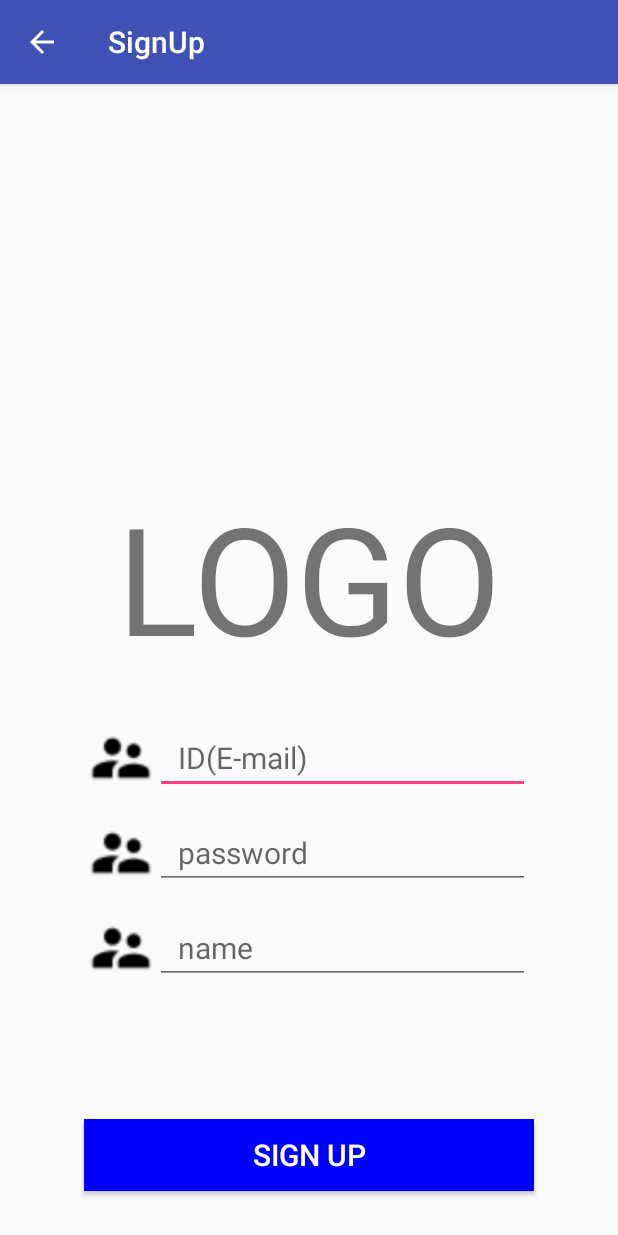
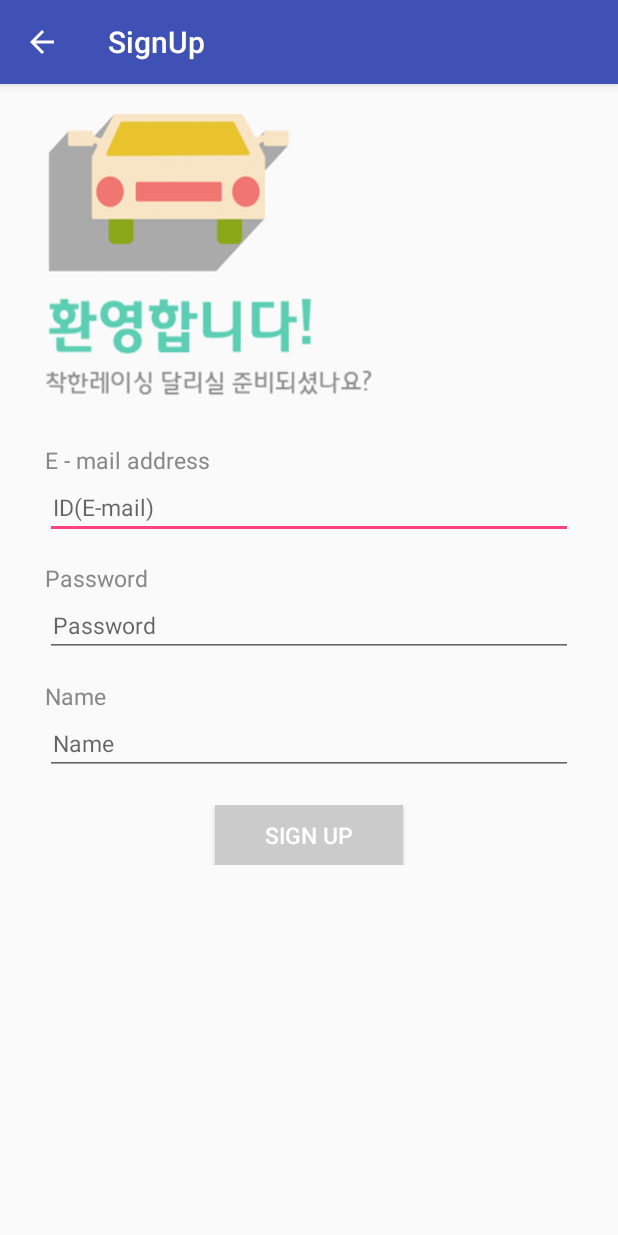
Before and after one commit to 1hanhb/Racing3, an Android app: the SignUpActivity screen opened directly, with no data from a screen before it, on a phone screen of 412 x 824 dp. Run offline under Robolectric (Android 15) with nearby library versions, the phone set to English and light mode, and no system bars; libraries missing offline, so code that uses them is left out: com.facebook, com.facebook.appevents, com.facebook.share, com.kakao.kakaolink, com.kakao.util.

Commit message:
2017.04.07 프로필 사진 완료 + 로딩화면 추가 2017.04.08 이미지 겹치기 추가 2017.04.09 트위터 라인 인스타 공유 추가 2017.04.10 로그인, 회원가입 기능 추가 + 점수측정 기능 추가 2017.04.11 인텐트 완료 + 테두리 이미지 추가

```diff
--- a/app/src/main/java/com/example/munak/comptest/SignUpActivity.java
+++ b/app/src/main/java/com/example/munak/comptest/SignUpActivity.java
@@ -48,6 +48,7 @@ public class SignUpActivity extends AppCompatActivity {
                 Player player = new Player(name, email, password);
 
                 createDatabase(DBNAME);
+
                 if(insertData(PLAYERTABLE,player)) {
                     queryData();
                     Intent signUpToLoginIntent = new Intent(SignUpActivity.this, LoginActivity.class);
--- a/app/src/main/res/layout/activity_record.xml
+++ b/app/src/main/res/layout/activity_record.xml
@@ -9,7 +9,8 @@
         android:layout_width="match_parent"
         android:layout_height="match_parent"
         android:gravity="center"
+        android:id="@+id/recordText"
         android:text="This page is Record Page"
-        android:textSize="50dp"/>
+        android:textSize="10dp"/>
 
 </LinearLayout>
--- a/app/src/main/res/layout/activity_sign_up.xml
+++ b/app/src/main/res/layout/activity_sign_up.xml
@@ -3,94 +3,111 @@
     android:orientation="vertical"
     android:layout_width="match_parent"
     android:layout_height="match_parent"
-    android:gravity="bottom">
+    android:gravity="top">
 
-    <TextView
-        android:layout_width="match_parent"
-        android:layout_height="wrap_content"
-        android:text="LOGO"
-        android:textSize="100dp"
-        android:gravity="center"/>                  <!-- temp_logo -->
+    <ImageView
+        android:layout_width="330dp"
+        android:layout_height="220dp"
+        android:layout_gravity="left"
+        android:background="@drawable/login_logo2"/>
 
     <LinearLayout
         android:layout_width="match_parent"
         android:layout_height="wrap_content"
-        android:orientation="horizontal"
-        android:layout_marginTop="30dp"
-        android:gravity="center">
+        android:layout_marginLeft="30dp"
+        android:layout_marginRight="30dp"
+        android:layout_marginTop="20dp"
+        android:orientation="vertical"
+        android:gravity="left">
 
-        <ImageView
-            android:layout_width="45dp"
-            android:layout_height="45dp"
-            android:src="@drawable/tempicon"/>      <!-- temp_icon -->
+        <TextView
+            android:layout_width="wrap_content"
+            android:layout_height="wrap_content"
+            android:textSize="15dp"
+            android:text="E - mail address"
+            android:textColor="#FF888888"/>
 
         <EditText
             android:id="@+id/sign_up_id"
-            android:layout_width="250dp"
+            android:layout_width="match_parent"
             android:layout_height="wrap_content"
             android:inputType="textEmailAddress"
-            android:paddingLeft="15dp"
+            android:paddingLeft="5dp"
             android:hint="ID(E-mail)"
-            android:textSize="20dp"/>
+            android:textSize="15dp"/>
 
     </LinearLayout>
 
     <LinearLayout
         android:layout_width="match_parent"
         android:layout_height="wrap_content"
-        android:orientation="horizontal"
+        android:layout_marginLeft="30dp"
+        android:layout_marginRight="30dp"
+        android:orientation="vertical"
         android:layout_marginTop="15dp"
-        android:gravity="center">
+        android:gravity="left">
 
-        <ImageView
-            android:layout_width="45dp"
-            android:layout_height="45dp"
-            android:src="@drawable/tempicon"/>      <!-- temp_icon -->
+        <TextView
+            android:layout_width="match_parent"
+            android:layout_height="match_parent"
+            android:textSize="15dp"
+            android:text="Password"
+            android:textColor="#FF888888"/>
 
         <EditText
             android:id="@+id/sign_up_password"
-            android:layout_width="250dp"
+            android:layout_width="match_parent"
             android:layout_height="wrap_content"
             android:inputType="textPassword"
-            android:paddingLeft="15dp"
-            android:hint="password"
-            android:textSize="20dp"/>
+            android:paddingLeft="5dp"
+            android:hint="Password"
+            android:textSize="15dp"/>
 
     </LinearLayout>
 
     <LinearLayout
         android:layout_width="match_parent"
         android:layout_height="wrap_content"
-        android:orientation="horizontal"
+        android:layout_marginLeft="30dp"
+        android:layout_marginRight="30dp"
+        android:orientation="vertical"
         android:layout_marginTop="15dp"
-        android:gravity="center">
+        android:gravity="left">
 
-        <ImageView
-            android:layout_width="45dp"
-            android:layout_height="45dp"
-            android:src="@drawable/tempicon"/>      <!-- temp_icon -->
+        <TextView
+            android:layout_width="match_parent"
+            android:layout_height="match_parent"
+            android:textSize="15dp"
+            android:text="Name"
+            android:textColor="#FF888888"/>
 
         <EditText
             android:id="@+id/sign_up_name"
-            android:layout_width="250dp"
+            android:layout_width="match_parent"
             android:layout_height="wrap_content"
             android:inputType="textPersonName"
-            android:paddingLeft="15dp"
-            android:hint="name"
-            android:textSize="20dp"/>
+            android:paddingLeft="5dp"
+            android:hint="Name"
+            android:textSize="15dp"/>
 
     </LinearLayout>
 
-    <Button
-        android:id="@+id/sign_up_button"
-        android:layout_width="300dp"
+    <LinearLayout
+        android:layout_width="match_parent"
         android:layout_height="wrap_content"
-        android:layout_marginBottom="30dp"
-        android:layout_marginTop="90dp"
-        android:text="SIGN UP"
-        android:textColor="#FFffffff"
-        android:textSize="20dp"
-        android:background="#FF0000ff"
-        android:layout_gravity="center"/>
+        android:layout_marginTop="20dp"
+        android:orientation="horizontal"
+        android:gravity="center">
+
+        <Button
+            android:id="@+id/sign_up_button"
+            android:layout_width="125dp"
+            android:layout_height="40dp"
+            android:text="SIGN UP"
+            android:textColor="#FFffffff"
+            android:textSize="15dp"
+            android:background="#FFcbcbcb"/>
+
+    </LinearLayout>
 
 </LinearLayout>
```
Also changed, not shown: app/src/main/java/com/example/munak/comptest/MainActivity.java (+12 -23 lines), app/src/main/java/com/example/munak/comptest/RecordActivity.java (+78 -0 lines), app/src/main/res/layout/activity_login.xml (+5 -5 lines).
